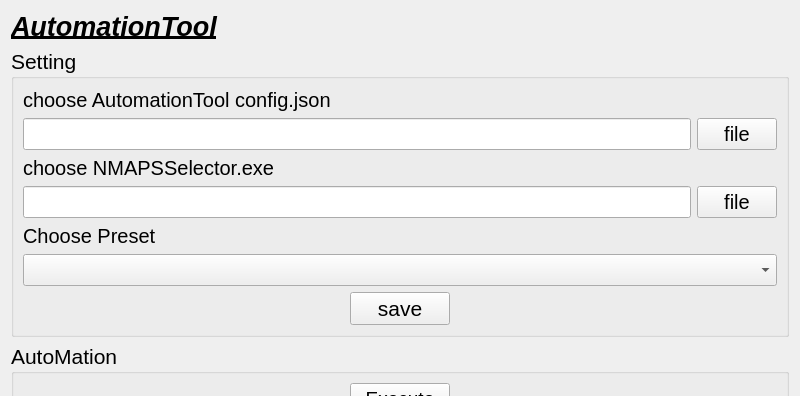
Before: the Qt Designer form widget.ui in misaki-s/qt-widget-sample-app, drawn with Qt 5; both pictures show x 0 to 800 and y 0 to 396 of the 800 by 600 pixel window.
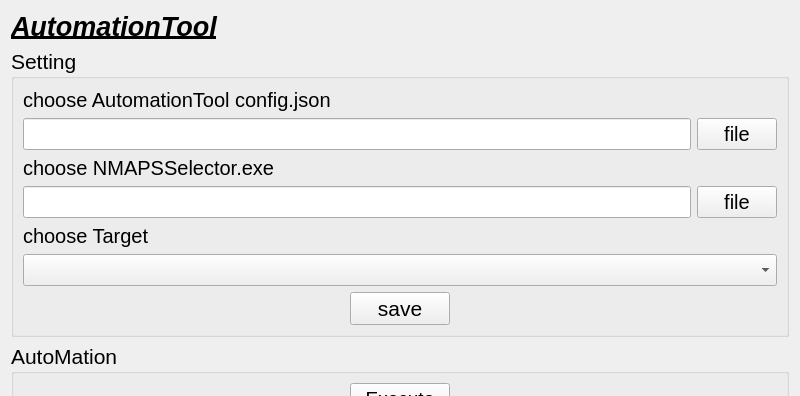
After: the same form once the commit is applied. Icons and pictures are not drawn.

What changed in the file:
```diff
--- a/widget.ui
+++ b/widget.ui
@@ -155,7 +155,7 @@
          </font>
         </property>
         <property name="text">
-         <string>Choose Preset</string>
+         <string>choose Target</string>
         </property>
        </widget>
       </item>
```
